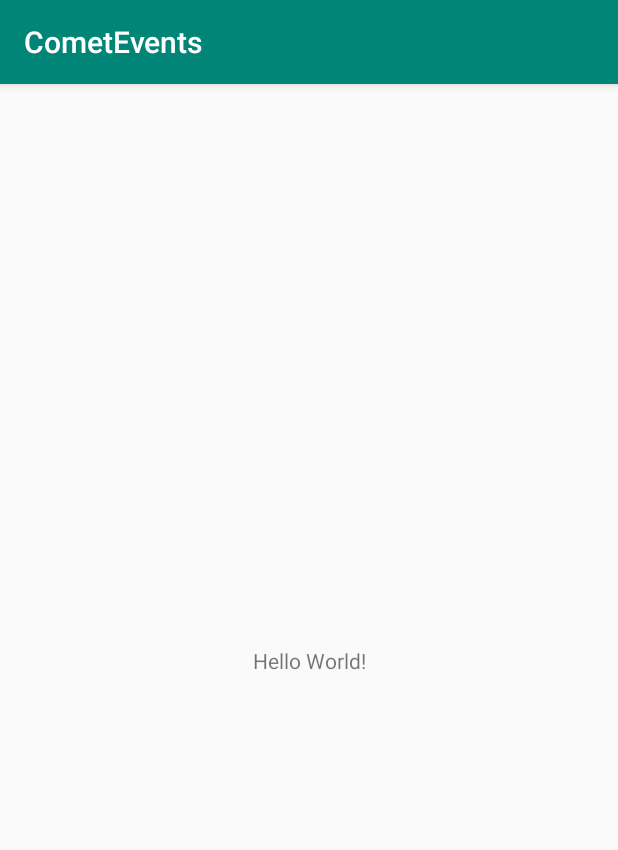
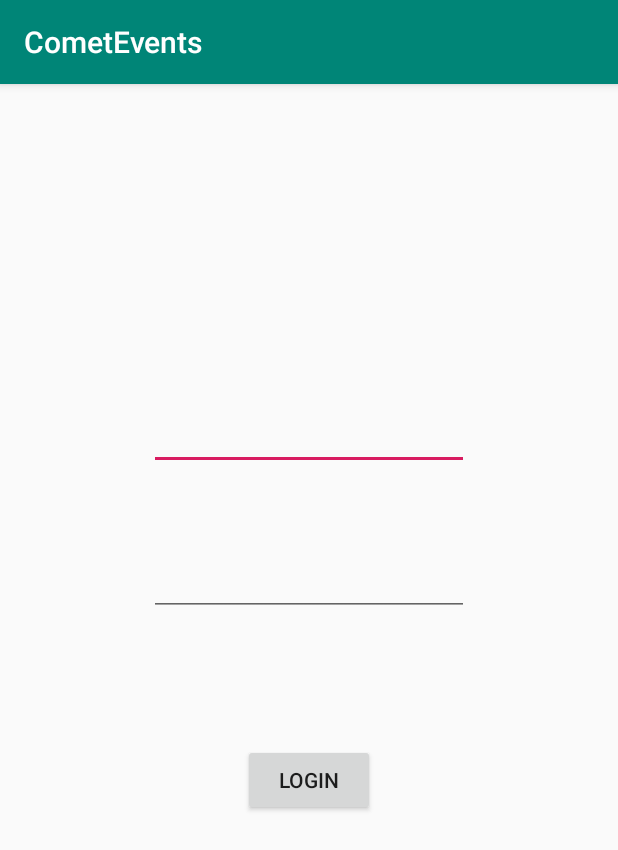
Before and after one commit to arunima1820/HackUTD-VI, an Android app: the screen it shows after launch (MainActivity), on a phone screen of 412 x 824 dp. Shown: the top 850 px of the screen. Run offline under Robolectric (Android 15) with nearby library versions, the phone set to English and light mode, and no system bars.

Commit message:
addeed login

```diff
--- a/app/src/main/res/layout/activity_main.xml
+++ b/app/src/main/res/layout/activity_main.xml
@@ -6,13 +6,47 @@
     android:layout_height="match_parent"
     tools:context=".MainActivity">
 
-    <TextView
+    <EditText
+        android:id="@+id/editText"
         android:layout_width="wrap_content"
         android:layout_height="wrap_content"
-        android:text="Hello World!"
-        app:layout_constraintBottom_toBottomOf="parent"
-        app:layout_constraintLeft_toLeftOf="parent"
-        app:layout_constraintRight_toRightOf="parent"
+        android:layout_marginStart="99dp"
+        android:layout_marginTop="225dp"
+        android:layout_marginEnd="99dp"
+        android:layout_marginBottom="26dp"
+        android:ems="10"
+        android:inputType="textEmailAddress"
+        app:layout_constraintBottom_toTopOf="@+id/editText2"
+        app:layout_constraintEnd_toEndOf="parent"
+        app:layout_constraintStart_toStartOf="parent"
         app:layout_constraintTop_toTopOf="parent" />
 
+    <EditText
+        android:id="@+id/editText2"
+        android:layout_width="wrap_content"
+        android:layout_height="wrap_content"
+        android:layout_marginStart="99dp"
+        android:layout_marginTop="26dp"
+        android:layout_marginEnd="99dp"
+        android:layout_marginBottom="45dp"
+        android:ems="10"
+        android:inputType="textPassword"
+        app:layout_constraintBottom_toTopOf="@+id/button"
+        app:layout_constraintEnd_toEndOf="parent"
+        app:layout_constraintStart_toStartOf="parent"
+        app:layout_constraintTop_toBottomOf="@+id/editText" />
+
+    <Button
+        android:id="@+id/button"
+        android:layout_width="wrap_content"
+        android:layout_height="wrap_content"
+        android:layout_marginStart="161dp"
+        android:layout_marginTop="40dp"
+        android:layout_marginEnd="162dp"
+        android:layout_marginBottom="293dp"
+        android:text="Login"
+        app:layout_constraintBottom_toBottomOf="parent"
+        app:layout_constraintEnd_toEndOf="parent"
+        app:layout_constraintStart_toStartOf="parent"
+        app:layout_constraintTop_toBottomOf="@+id/editText2" />
 </androidx.constraintlayout.widget.ConstraintLayout>
```
